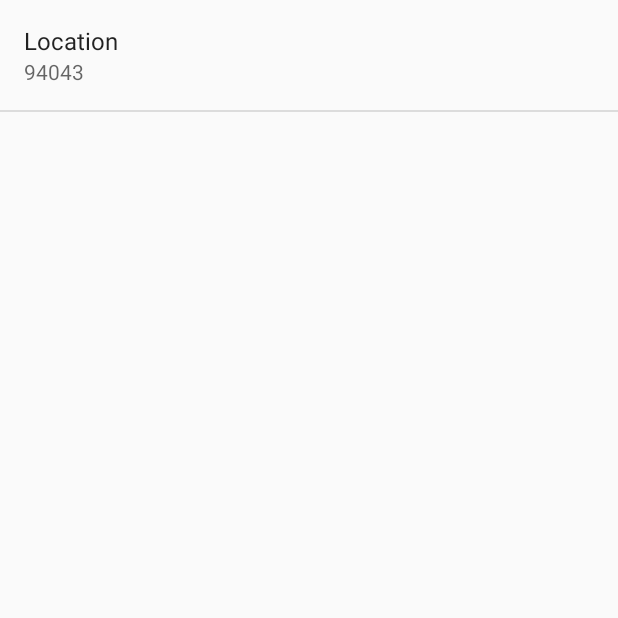
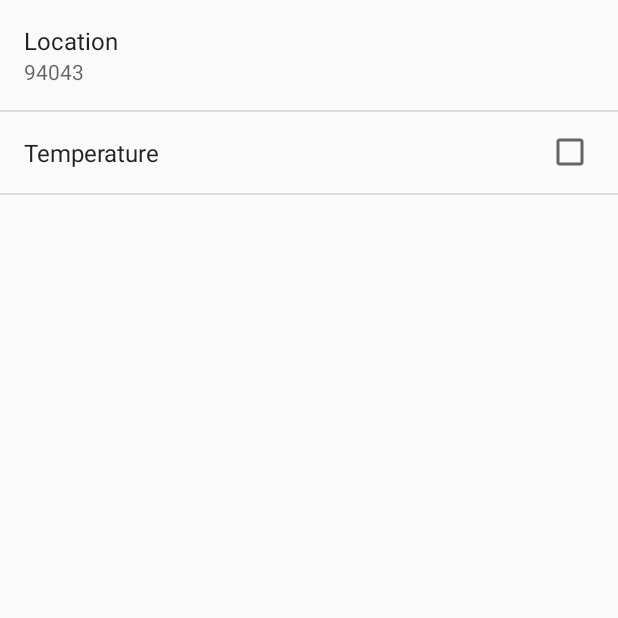
Before and after one commit to josephmokenela/sunshine, an Android app: the screen it shows after launch (SettingsActivity), in the options menu, after a tap on "Settings", on a phone screen of 412 x 824 dp, the top half of it. Run offline under Robolectric (Android 15) with nearby library versions, the phone set to English and light mode, and no system bars.

```diff
--- a/app/src/main/java/mmjmicrosystems/co/za/sunshine/app/ForecastFragment.java
+++ b/app/src/main/java/mmjmicrosystems/co/za/sunshine/app/ForecastFragment.java
@@ -58,6 +58,12 @@ public class ForecastFragment extends Fragment {
     }
 
     @Override
+    public void onStart() {
+        super.onStart();
+        updateWeather();
+    }
+
+    @Override
     public void onCreateOptionsMenu(Menu menu, MenuInflater menuInflater) {
 
         menuInflater.inflate(R.menu.forecastfragment, menu);
@@ -68,15 +74,20 @@ public class ForecastFragment extends Fragment {
         int id = menuItem.getItemId();
 
         if (id == R.id.action_refresh) {
-            FetchWeatherTask fetchWeatherTask = new FetchWeatherTask();
-            SharedPreferences sharedPreferences = PreferenceManager.getDefaultSharedPreferences(getActivity());
-            String location = sharedPreferences.getString(getString(R.string.pref_location_key),
-                    getString(R.string.pref_location_default));
-            fetchWeatherTask.execute(location);
+            updateWeather();
             return true;
         }
 
         return super.onOptionsItemSelected(menuItem);
+    }
+
+
+    private void updateWeather() {
+        FetchWeatherTask fetchWeatherTask = new FetchWeatherTask();
+        SharedPreferences sharedPreferences = PreferenceManager.getDefaultSharedPreferences(getActivity());
+        String location = sharedPreferences.getString(getString(R.string.pref_location_key),
+                getString(R.string.pref_location_default));
+        fetchWeatherTask.execute(location);
     }
 
     @Override
@@ -96,20 +107,9 @@ public class ForecastFragment extends Fragment {
             }
         });
 
-        // Create the array of strings to put some dummy data
-        String[] forecastArray = new String[]{  "Today - Sunny 50/60",
-                                                "Tomorrow - Cloudy 20/30",
-                                                "Thursday - Rainy 40/60",
-                                                "Friday - Sunny 34/65",
-                                                "Saturday - Foggy 30/50",
-                                                "Sunday - Sunny 20/60",
-                                                "Monday - Cloudy 70/90"};
-
-        List<String> weekForecast = new ArrayList<String>(Arrays.asList(forecastArray));
-
 
         mForecastAdapter = new ArrayAdapter<String>(getActivity(),
-                R.layout.list_item_forecast, R.id.list_item_forecast_textview, weekForecast);
+                R.layout.list_item_forecast, R.id.list_item_forecast_textview, new ArrayList<String>());
 
         listView.setAdapter(mForecastAdapter);
         listView.setOnItemClickListener(new AdapterView.OnItemClickListener() {
--- a/app/src/main/res/values/strings.xml
+++ b/app/src/main/res/values/strings.xml
@@ -27,4 +27,9 @@
 
     <!-- Default postal code for location preference [CHAR LIMIT=NONE] -->
     <string name="pref_location_default" translatable="false">94043</string>
+
+    <!-- Label for the temperature preference -->
+    <string name="pref_temperature_label">Temperature</string>
+
+
 </resources>
--- a/app/src/main/res/xml/pref_general.xml
+++ b/app/src/main/res/xml/pref_general.xml
@@ -10,4 +10,7 @@
         android:inputType="text"
         android:singleLine="true" />
 
+    <CheckBoxPreference
+        android:title="@string/pref_temperature_label" />
+
 </PreferenceScreen>
```
